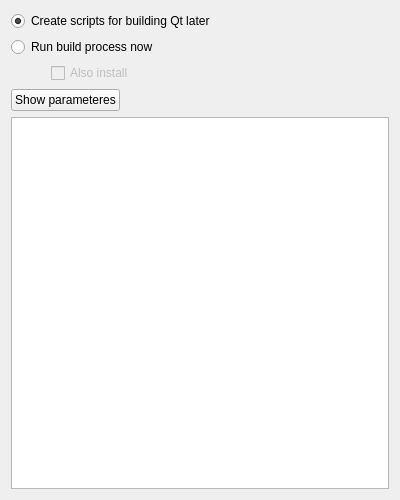
Qt form pages/pageselectbuildmethod.ui (HamedMasafi/confiqt) before a commit.
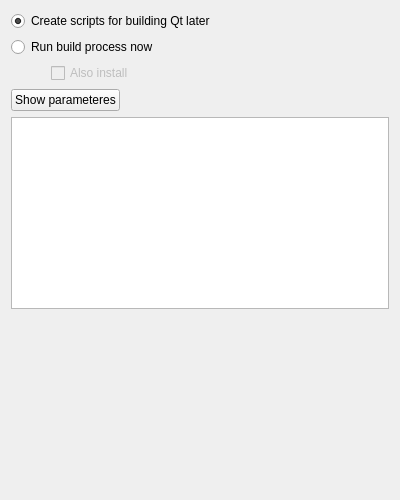
The same form after that commit.

The edit to the form file:
```diff
--- a/pages/pageselectbuildmethod.ui
+++ b/pages/pageselectbuildmethod.ui
@@ -103,6 +103,19 @@
      </property>
     </widget>
    </item>
+   <item>
+    <spacer name="verticalSpacer">
+     <property name="orientation">
+      <enum>Qt::Vertical</enum>
+     </property>
+     <property name="sizeHint" stdset="0">
+      <size>
+       <width>20</width>
+       <height>40</height>
+      </size>
+     </property>
+    </spacer>
+   </item>
   </layout>
  </widget>
  <resources/>
```
